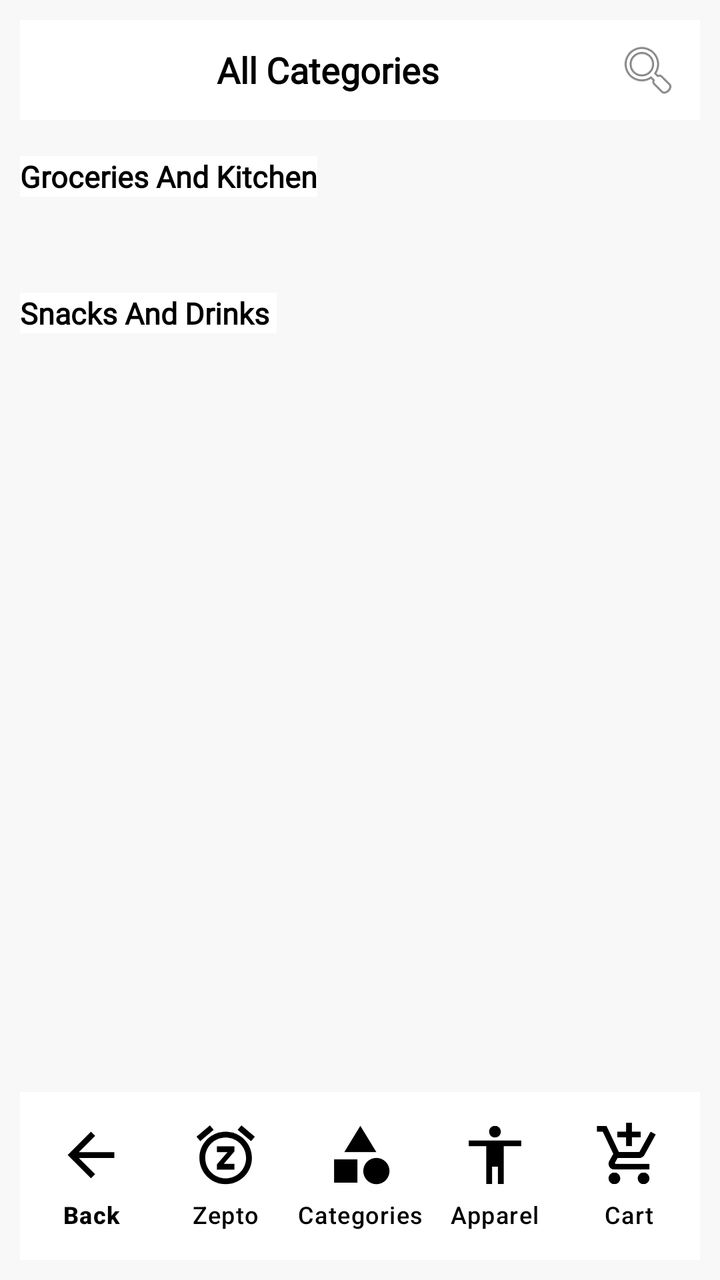
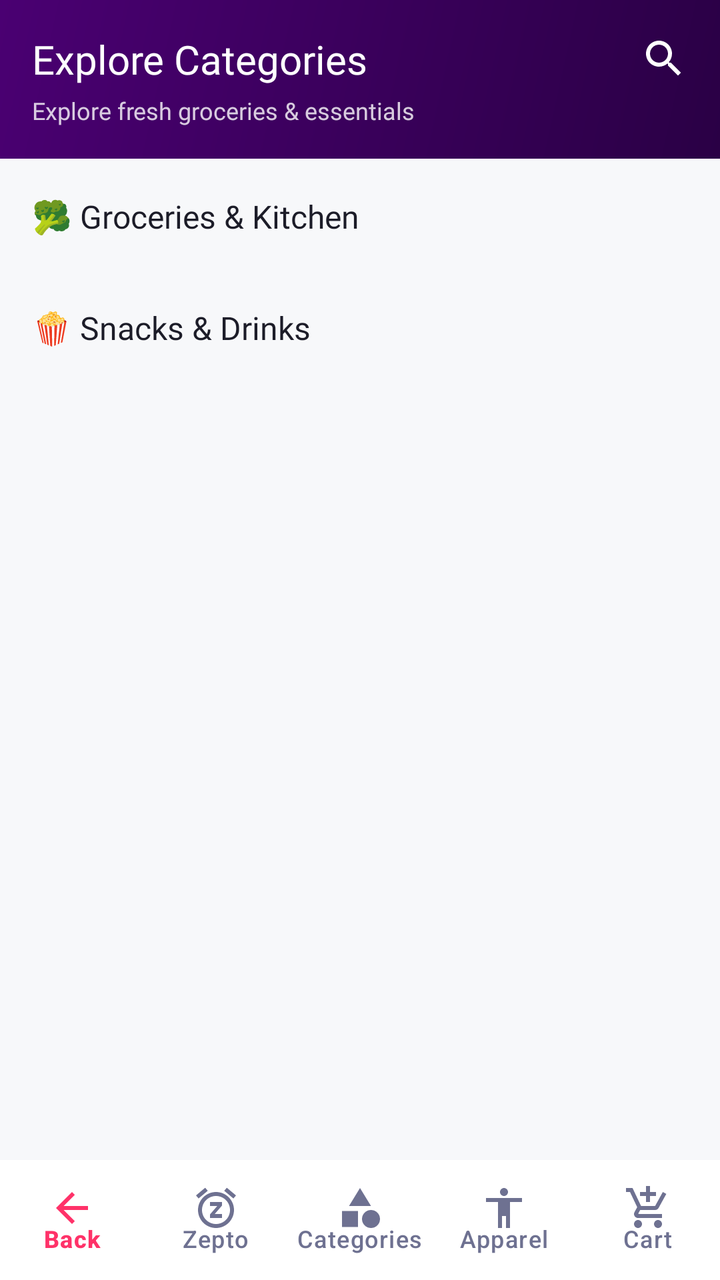

Compare the two renders of this Android layout. The source of the first and the diff that turns it into the second are given below.
<!-- AndroidManifest.xml: application theme Theme.Zepto -->
<!-- res/layout/activity_category.xml -->
<?xml version="1.0" encoding="utf-8"?>
<RelativeLayout xmlns:android="http://schemas.android.com/apk/res/android"
    xmlns:app="http://schemas.android.com/apk/res-auto"
    xmlns:tools="http://schemas.android.com/tools"
    android:layout_width="match_parent"
    android:layout_height="match_parent"
    android:background="#F8F8F8"
    android:padding="10dp"
    >
    
    <androidx.core.widget.NestedScrollView
        android:layout_width="match_parent"
        android:layout_height="match_parent"
        android:id="@+id/scrollView"
        android:fillViewport="true">
        
        <LinearLayout
            android:layout_width="match_parent"
            android:layout_height="wrap_content"
            android:orientation="vertical">
            <TextView
                android:layout_width="match_parent"
                android:layout_height="50dp"
                android:id="@+id/category"
                android:text="All Categories"
                android:textSize="18sp"
                android:textColor="@color/black"
                android:fontFamily="@font/montserrat_black"
                android:textStyle="bold"
                android:gravity="center"
                android:padding="10dp"
                android:background="@color/white"
                android:layout_marginBottom="10dp"
                android:drawableRight="@android:drawable/ic_menu_search"/>

            <TextView
                android:layout_width="wrap_content"
                android:layout_height="wrap_content"
                android:id="@+id/termText"
                android:text="Groceries And Kitchen"
                android:textSize="15sp"
                android:textColor="@color/black"
                android:fontFamily="@font/montserrat_black"
                android:textStyle="bold"
                android:layout_marginTop="8dp"
                android:background="@color/white"
                android:layout_marginBottom="10dp"
                />
            
            <androidx.recyclerview.widget.RecyclerView
                android:layout_width="match_parent"
                android:layout_height="wrap_content"
                android:id="@+id/recyclerview"
                android:padding="5dp"
                android:layout_marginTop="8dp"
                android:scrollbars="vertical"/>

            <TextView
                android:layout_width="wrap_content"
                android:layout_height="wrap_content"
                android:id="@+id/Text"
                android:text="Snacks And Drinks "
                android:textSize="15sp"
                android:textColor="@color/black"
                android:fontFamily="@font/montserrat_black"
                android:textStyle="bold"
                android:layout_marginTop="20dp"
                android:background="@color/white"
                />

            <androidx.recyclerview.widget.RecyclerView
                android:layout_width="match_parent"
                android:layout_height="wrap_content"
                android:id="@+id/recyclerview1"
                android:padding="5dp"
                android:layout_marginTop="8dp"
                android:scrollbars="vertical"/>

        </LinearLayout>

    </androidx.core.widget.NestedScrollView>

    <com.google.android.material.bottomnavigation.BottomNavigationView
        android:layout_width="match_parent"
        android:layout_height="wrap_content"
        android:id="@+id/bottom_navigation"
        android:layout_alignParentBottom="true"
        app:itemIconTint="@color/black"
        app:itemTextColor="@color/black"
        app:itemIconSize="35dp"
        android:padding="2dp"
        android:background="@color/white"
        app:labelVisibilityMode="labeled"
        app:menu="@menu/bottom_nav_menu"

        />

</RelativeLayout>
<!-- resources referenced by this layout -->
<resources>
  <color name="black">#FF000000</color>
  <color name="white">#FFFFFFFF</color>
  <style name="Theme.Zepto" parent="Base.Theme.Zepto" />
  <style name="Base.Theme.Zepto" parent="Theme.Material3.DayNight.NoActionBar">
          
          
      </style>
</resources>

<!-- the commit's change to res/layout/activity_category.xml (unified diff, before → after) -->
@@ -4,95 +4,145 @@
     xmlns:tools="http://schemas.android.com/tools"
     android:layout_width="match_parent"
     android:layout_height="match_parent"
-    android:background="#F8F8F8"
-    android:padding="10dp"
-    >
+    android:background="@color/background">
+
     
-    <androidx.core.widget.NestedScrollView
+    <LinearLayout
+        android:id="@+id/category_toolbar"
         android:layout_width="match_parent"
-        android:layout_height="match_parent"
-        android:id="@+id/scrollView"
-        android:fillViewport="true">
-        
+        android:layout_height="wrap_content"
+        android:background="@drawable/bg_header_gradient"
+        android:orientation="vertical"
+        android:paddingHorizontal="16dp"
+        android:paddingTop="16dp"
+        android:paddingBottom="16dp">
+
         <LinearLayout
             android:layout_width="match_parent"
             android:layout_height="wrap_content"
-            android:orientation="vertical">
-            <TextView
-                android:layout_width="match_parent"
-                android:layout_height="50dp"
-                android:id="@+id/category"
-                android:text="All Categories"
-                android:textSize="18sp"
-                android:textColor="@color/black"
-                android:fontFamily="@font/montserrat_black"
-                android:textStyle="bold"
-                android:gravity="center"
-                android:padding="10dp"
-                android:background="@color/white"
-                android:layout_marginBottom="10dp"
-                android:drawableRight="@android:drawable/ic_menu_search"/>
+            android:gravity="center_vertical"
+            android:orientation="horizontal">
 
             <TextView
-                android:layout_width="wrap_content"
+                android:id="@+id/category"
+                android:layout_width="0dp"
                 android:layout_height="wrap_content"
-                android:id="@+id/termText"
-                android:text="Groceries And Kitchen"
-                android:textSize="15sp"
-                android:textColor="@color/black"
+                android:layout_weight="1"
                 android:fontFamily="@font/montserrat_black"
-                android:textStyle="bold"
-                android:layout_marginTop="8dp"
-                android:background="@color/white"
-                android:layout_marginBottom="10dp"
-                />
+                android:text="Explore Categories"
+                android:textColor="@color/white"
+                android:textSize="20sp" />
+
+            <ImageView
+                android:layout_width="24dp"
+                android:layout_height="24dp"
+                android:src="@drawable/baseline_search_24"
+                app:tint="@color/white" />
+
+        </LinearLayout>
+
+        <TextView
+            android:layout_width="wrap_content"
+            android:layout_height="wrap_content"
+            android:layout_marginTop="4dp"
+            android:fontFamily="@font/montserrat_medium"
+            android:text="Explore fresh groceries &amp; essentials"
+            android:textColor="#CCFFFFFF"
+            android:textSize="12sp" />
+
+    </LinearLayout>
+
+    
+    <androidx.core.widget.NestedScrollView
+        android:id="@+id/scrollView"
+        android:layout_width="match_parent"
+        android:layout_height="match_parent"
+        android:layout_above="@id/bottom_navigation"
+        android:layout_below="@id/category_toolbar"
+        android:fillViewport="true">
+
+        <LinearLayout
+            android:layout_width="match_parent"
+            android:layout_height="wrap_content"
+            android:orientation="vertical"
+            android:paddingHorizontal="12dp"
+            android:paddingTop="14dp"
+            android:paddingBottom="16dp">
+
             
-            <androidx.recyclerview.widget.RecyclerView
+            <LinearLayout
                 android:layout_width="match_parent"
                 android:layout_height="wrap_content"
-                android:id="@+id/recyclerview"
-                android:padding="5dp"
-                android:layout_marginTop="8dp"
-                android:scrollbars="vertical"/>
+                android:gravity="center_vertical"
+                android:orientation="horizontal"
+                android:paddingHorizontal="4dp"
+                android:paddingVertical="4dp">
 
-            <TextView
-                android:layout_width="wrap_content"
-                android:layout_height="wrap_content"
-                android:id="@+id/Text"
-                android:text="Snacks And Drinks "
-                android:textSize="15sp"
-                android:textColor="@color/black"
-                android:fontFamily="@font/montserrat_black"
-                android:textStyle="bold"
-                android:layout_marginTop="20dp"
-                android:background="@color/white"
-                />
+                <TextView
+                    android:id="@+id/termText"
+                    android:layout_width="0dp"
+                    android:layout_height="wrap_content"
+                    android:layout_weight="1"
+                    android:fontFamily="@font/montserrat_black"
+                    android:text="🥦 Groceries &amp; Kitchen"
+                    android:textColor="@color/text_primary"
+                    android:textSize="16sp" />
+
+            </LinearLayout>
 
             <androidx.recyclerview.widget.RecyclerView
+                android:id="@+id/recyclerview"
                 android:layout_width="match_parent"
                 android:layout_height="wrap_content"
+                android:layout_marginTop="6dp"
+                android:nestedScrollingEnabled="false" />
+
+            
+            <LinearLayout
+                android:layout_width="match_parent"
+                android:layout_height="wrap_content"
+                android:layout_marginTop="20dp"
+                android:gravity="center_vertical"
+                android:orientation="horizontal"
+                android:paddingHorizontal="4dp"
+                android:paddingVertical="4dp">
+
+                <TextView
+                    android:id="@+id/Text"
+                    android:layout_width="0dp"
+                    android:layout_height="wrap_content"
+                    android:layout_weight="1"
+                    android:fontFamily="@font/montserrat_black"
+                    android:text="🍿 Snacks &amp; Drinks"
+                    android:textColor="@color/text_primary"
+                    android:textSize="16sp" />
+
+            </LinearLayout>
+
+            <androidx.recyclerview.widget.RecyclerView
                 android:id="@+id/recyclerview1"
-                android:padding="5dp"
-                android:layout_marginTop="8dp"
-                android:scrollbars="vertical"/>
+                android:layout_width="match_parent"
+                android:layout_height="wrap_content"
+                android:layout_marginTop="6dp"
+                android:nestedScrollingEnabled="false" />
 
         </LinearLayout>
 
     </androidx.core.widget.NestedScrollView>
 
+    
     <com.google.android.material.bottomnavigation.BottomNavigationView
+        android:id="@+id/bottom_navigation"
         android:layout_width="match_parent"
-        android:layout_height="wrap_content"
-        android:id="@+id/bottom_navigation"
+        android:layout_height="60dp"
         android:layout_alignParentBottom="true"
-        app:itemIconTint="@color/black"
-        app:itemTextColor="@color/black"
-        app:itemIconSize="35dp"
-        android:padding="2dp"
         android:background="@color/white"
+        android:elevation="12dp"
+        app:elevation="12dp"
+        app:itemIconSize="24dp"
+        app:itemIconTint="@color/selector_nav_item"
+        app:itemTextColor="@color/selector_nav_item"
         app:labelVisibilityMode="labeled"
-        app:menu="@menu/bottom_nav_menu"
-
-        />
+        app:menu="@menu/bottom_nav_menu" />
 
 </RelativeLayout>
<!-- resource entries referenced after the edit -->
@@ -1,11 +1,37 @@
 <!-- resources referenced by this layout -->
 <resources>
-  <color name="black">#FF000000</color>
+  <color name="background">#F7F8FA</color>
+  <color name="text_primary">#1C1C28</color>
   <color name="white">#FFFFFFFF</color>
+  <!-- drawable baseline_search_24 (drawable) -->
+  <vector android:height="24dp" android:tint="#FAF3F3"
+      android:viewportHeight="24" android:viewportWidth="24"
+      android:width="24dp" xmlns:android="http://schemas.android.com/apk/res/android">
+      <path android:fillColor="@android:color/white" android:pathData="M15.5,14h-0.79l-0.28,-0.27C15.41,12.59 16,11.11 16,9.5 16,5.91 13.09,3 9.5,3S3,5.91 3,9.5 5.91,16 9.5,16c1.61,0 3.09,-0.59 4.23,-1.57l0.27,0.28v0.79l5,4.99L20.49,19l-4.99,-5zM9.5,14C7.01,14 5,11.99 5,9.5S7.01,5 9.5,5 14,7.01 14,9.5 11.99,14 9.5,14z"/>
+  </vector>
+  <!-- drawable bg_header_gradient (drawable) -->
+  <?xml version="1.0" encoding="utf-8"?>
+  <shape xmlns:android="http://schemas.android.com/apk/res/android"
+      android:shape="rectangle">
+      <gradient
+          android:angle="135"
+          android:startColor="#2A0045"
+          android:endColor="#4A0072"
+          android:type="linear" />
+  </shape>
   <style name="Theme.Zepto" parent="Base.Theme.Zepto" />
   <style name="Base.Theme.Zepto" parent="Theme.Material3.DayNight.NoActionBar">
-          
-          
+          <item name="colorPrimary">@color/zepto_pink</item>
+          <item name="colorOnPrimary">@color/white</item>
+          <item name="colorPrimaryContainer">@color/zepto_pink_light</item>
+          <item name="colorSecondary">@color/zepto_primary</item>
+          <item name="android:windowBackground">@color/background</item>
+          <item name="android:statusBarColor">@color/zepto_purple_dark</item>
+          <item name="android:windowLightStatusBar">false</item>
       </style>
+  <color name="zepto_pink">#FF3269</color>
+  <color name="zepto_pink_light">#FFF0F4</color>
+  <color name="zepto_primary">#3B006A</color>
+  <color name="zepto_purple_dark">#2E004B</color>
 </resources>
 
